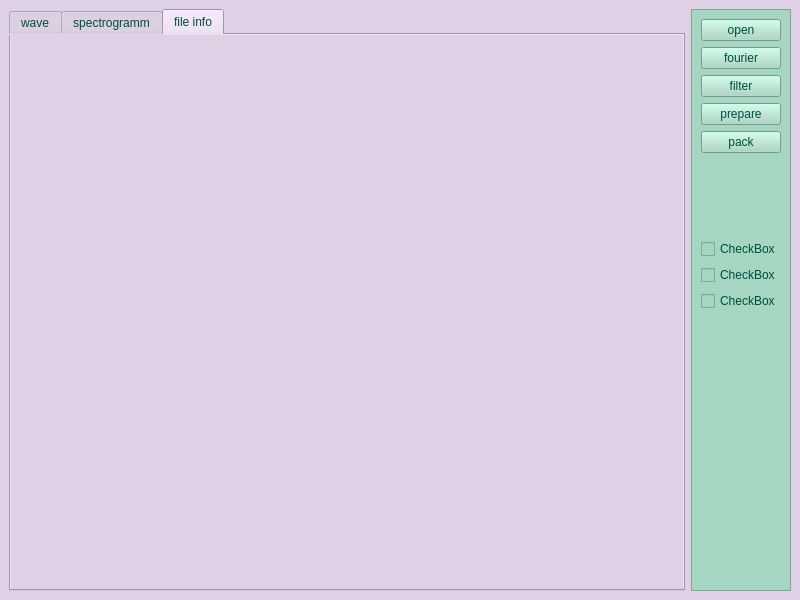
The window that mainwindow.ui (ftn21/wave) describes before a commit, drawn with Qt 5.
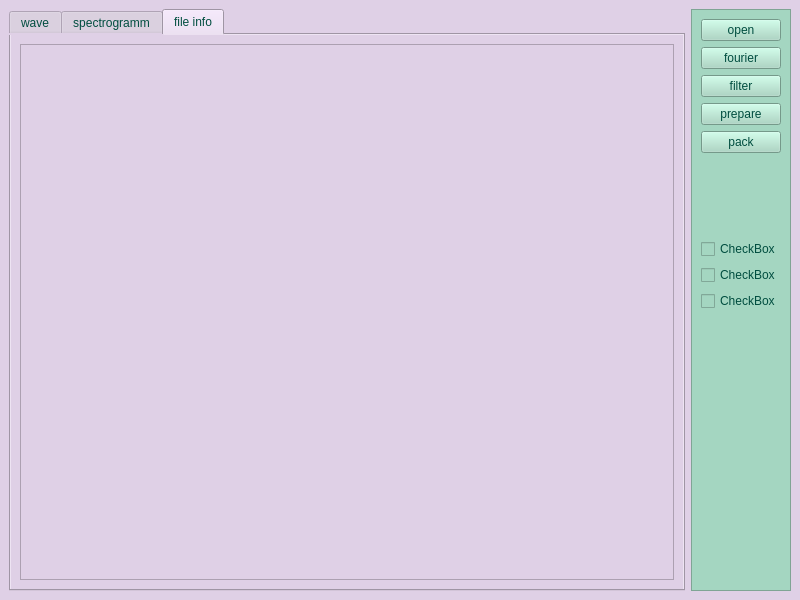
The same window after the commit. The open tabs and pages were chosen to show the change. Custom widgets are drawn as their Qt base class.

Commit message: read_wav

```diff
--- a/mainwindow.ui
+++ b/mainwindow.ui
@@ -48,6 +48,11 @@
        <attribute name="title">
         <string>file info</string>
        </attribute>
+       <layout class="QVBoxLayout" name="verticalLayout_5">
+        <item>
+         <widget class="QTextBrowser" name="textBrowser"/>
+        </item>
+       </layout>
       </widget>
      </widget>
     </item>
```
Left out of the diff: 2 changed lines with no effect on the pictures. The commit also changes 1 other file.
